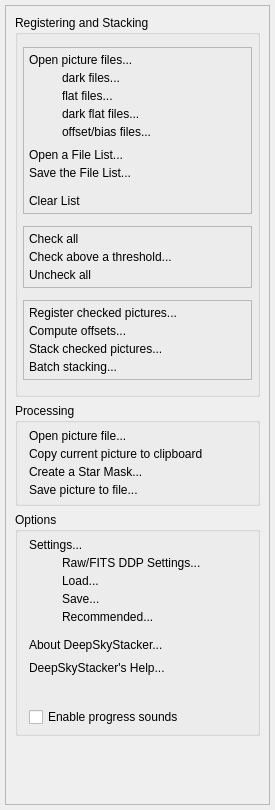
Qt form DeepSkyStacker/ui/ExplorerBar.ui (deepskystacker/DSS) before a commit.
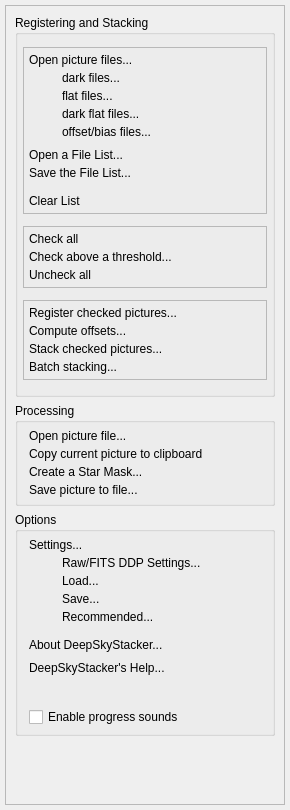
The same form after that commit.

Commit message: Display English for llocale name "en" not American English.  Make sure trace file disposition is displayed correctly when changing languages

```diff
--- a/DeepSkyStacker/ui/ExplorerBar.ui
+++ b/DeepSkyStacker/ui/ExplorerBar.ui
@@ -6,7 +6,7 @@
    <rect>
     <x>0</x>
     <y>0</y>
-    <width>275</width>
+    <width>290</width>
     <height>810</height>
    </rect>
   </property>
@@ -18,13 +18,13 @@
   </property>
   <property name="minimumSize">
    <size>
-    <width>260</width>
+    <width>290</width>
     <height>454</height>
    </size>
   </property>
   <property name="maximumSize">
    <size>
-    <width>275</width>
+    <width>285</width>
     <height>524287</height>
    </size>
   </property>
@@ -94,7 +94,7 @@
         <rect>
          <x>0</x>
          <y>0</y>
-         <width>246</width>
+         <width>261</width>
          <height>775</height>
         </rect>
        </property>
```
The commit also changes 2 other files.
